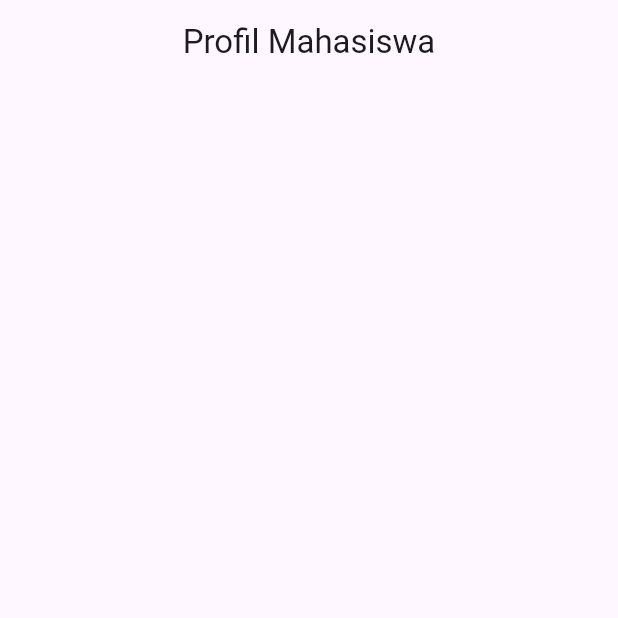
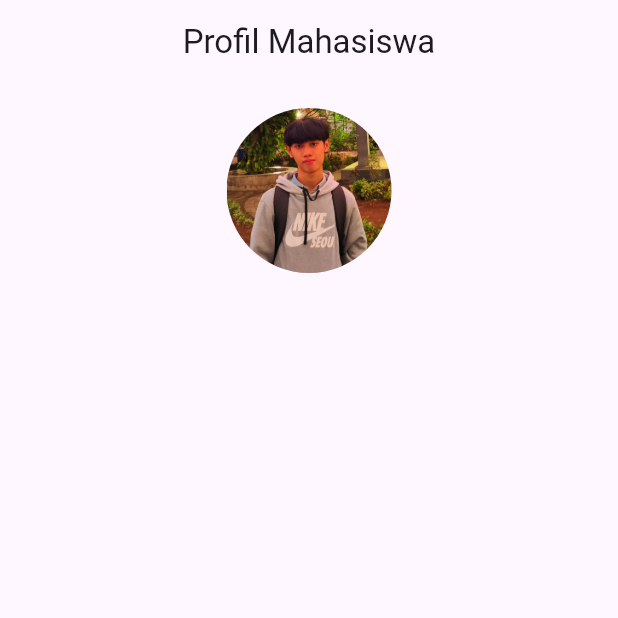
Before and after one commit to Gipsy-Av/uts-pml-1124160126, a Flutter app: the ProfilePage screen opened directly, on a phone screen of 412 x 824 dp, the top half of it. Run offline on Flutter 3.47's test engine with Material 3 defaults, Android fonts, the phone set to English and light mode, and no system bars.

Commit message:
Hari 1-7: tambahkan header foto profil CircleAvatar dari assets di ProfilePage

```diff
--- a/soal2_profil_app/lib/screens/profile_page.dart
+++ b/soal2_profil_app/lib/screens/profile_page.dart
@@ -13,6 +13,8 @@ class _ProfilePageState extends State<ProfilePage> {
 
   @override
   Widget build(BuildContext context) {
+    final theme = Theme.of(context);
+
     return Scaffold(
       appBar: AppBar(
         title: const Text('Profil Mahasiswa'),
@@ -23,8 +25,15 @@ class _ProfilePageState extends State<ProfilePage> {
           padding: const EdgeInsets.all(16.0),
           child: Column(
             crossAxisAlignment: CrossAxisAlignment.center,
-            children: const [
-              // Bagian kepala profil dan informasi akan ditambahkan bertahap
+            children: [
+              Center(
+                child: CircleAvatar(
+                  radius: 55,
+                  backgroundColor: theme.colorScheme.primaryContainer,
+                  backgroundImage: AssetImage(_profile.imagePath),
+                ),
+              ),
+              const SizedBox(height: 16),
             ],
           ),
         ),
```
